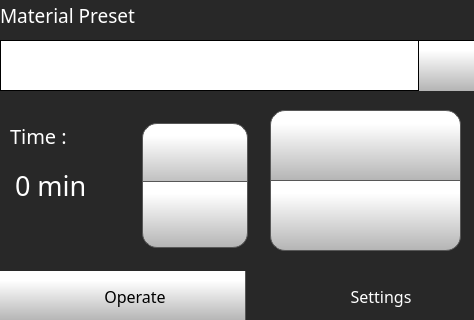
Above: Code/curingMachineUI.ui from FracktalWorks/Curing_Machine before the change. Below: the same form after it.
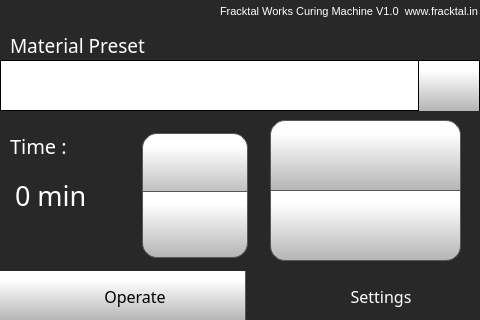
That is the form after the change. The open tabs and pages were chosen to show the change. Icons and pictures are not drawn.

What changed in the file:
```diff
--- a/Code/curingMachineUI.ui
+++ b/Code/curingMachineUI.ui
@@ -6,7 +6,7 @@
    <rect>
     <x>0</x>
     <y>0</y>
-    <width>474</width>
+    <width>480</width>
     <height>320</height>
    </rect>
   </property>
@@ -459,7 +459,7 @@
       <property name="geometry">
        <rect>
         <x>270</x>
-        <y>110</y>
+        <y>120</y>
         <width>191</width>
         <height>71</height>
        </rect>
@@ -540,7 +540,7 @@
       <property name="geometry">
        <rect>
         <x>10</x>
-        <y>120</y>
+        <y>130</y>
         <width>241</width>
         <height>131</height>
        </rect>
@@ -844,7 +844,7 @@
       <property name="geometry">
        <rect>
         <x>10</x>
-        <y>120</y>
+        <y>130</y>
         <width>181</width>
         <height>31</height>
        </rect>
@@ -872,7 +872,7 @@
       <property name="geometry">
        <rect>
         <x>270</x>
-        <y>180</y>
+        <y>190</y>
         <width>191</width>
         <height>71</height>
        </rect>
@@ -951,8 +951,8 @@
      <widget class="QLabel" name="selectFilamentlabel">
       <property name="geometry">
        <rect>
-        <x>0</x>
-        <y>0</y>
+        <x>10</x>
+        <y>30</y>
         <width>381</width>
         <height>31</height>
        </rect>
@@ -979,7 +979,7 @@
       <property name="geometry">
        <rect>
         <x>0</x>
-        <y>40</y>
+        <y>60</y>
         <width>481</width>
         <height>51</height>
        </rect>
@@ -1103,6 +1103,33 @@
        </size>
       </property>
      </widget>
+     <widget class="QLabel" name="selectFilamentlabel_2">
+      <property name="geometry">
+       <rect>
+        <x>220</x>
+        <y>-4</y>
+        <width>261</width>
+        <height>31</height>
+       </rect>
+      </property>
+      <property name="font">
+       <font>
+        <family>MS Shell Dlg 2</family>
+        <pointsize>8</pointsize>
+        <weight>50</weight>
+        <bold>false</bold>
+       </font>
+      </property>
+      <property name="contextMenuPolicy">
+       <enum>Qt::NoContextMenu</enum>
+      </property>
+      <property name="styleSheet">
+       <string notr="true">color: rgb(255, 255, 255);</string>
+      </property>
+      <property name="text">
+       <string>Fracktal Works Curing Machine V1.0  www.fracktal.in</string>
+      </property>
+     </widget>
     </widget>
    </widget>
   </widget>
```
Left out of the diff: 2 changed lines with no effect on the pictures.
